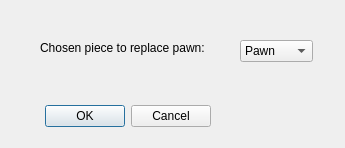
Old version of the form replacepawn.ui in the repository AlirezaAthari/Chess.
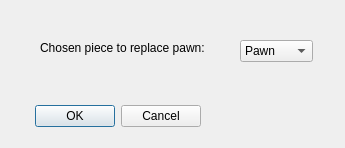
New version of the form.

Diff of the .ui file:
```diff
--- a/replacepawn.ui
+++ b/replacepawn.ui
@@ -18,7 +18,7 @@
     <rect>
      <x>20</x>
      <y>100</y>
-     <width>191</width>
+     <width>181</width>
      <height>32</height>
     </rect>
    </property>
```
